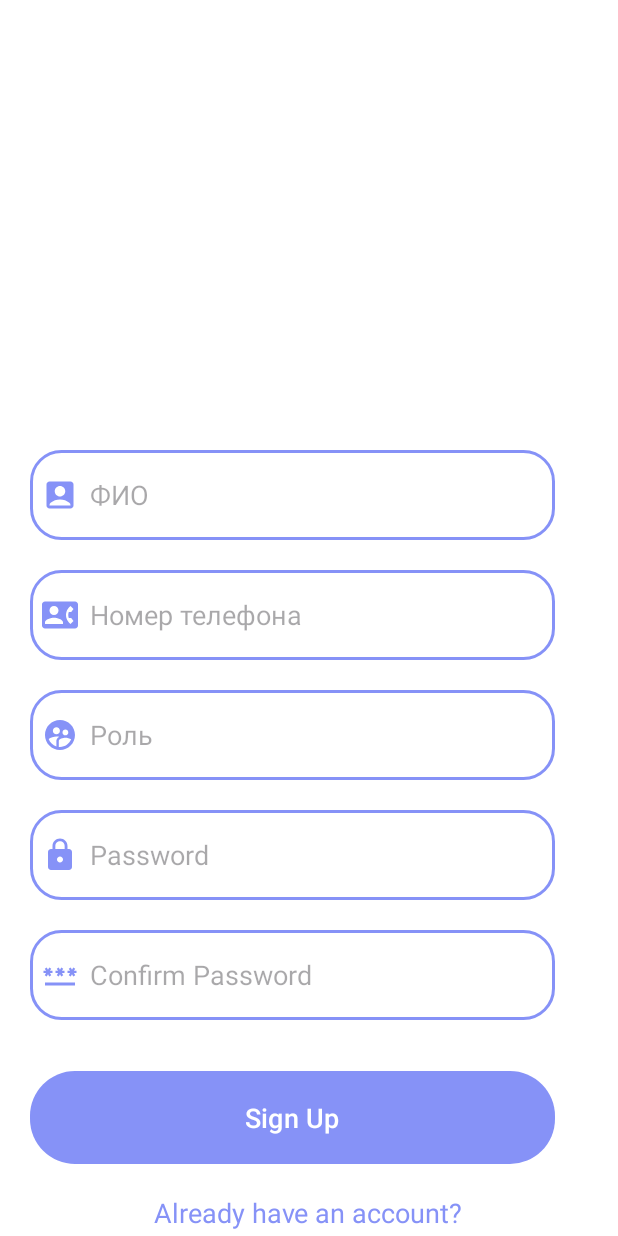
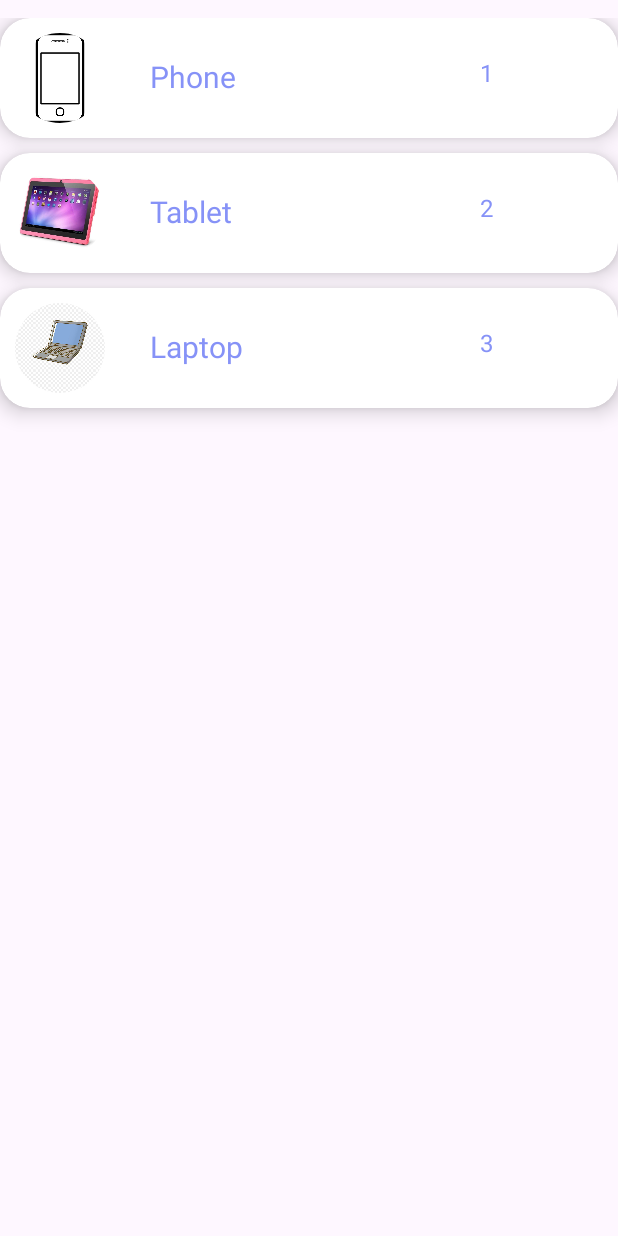
Before and after one commit to Aveli-on/IziElectro, an Android app: the screen it shows after launch (SignupActivity before the commit, userActivity after it), on a phone screen of 412 x 824 dp. Run offline under Robolectric (Android 15) with nearby library versions, the phone set to English and light mode, and no system bars.

Commit message:
Detailed listView

```diff
--- /dev/null
+++ b/app/src/main/java/kurs/project/izielectro/ListAdapter.java
@@ -0,0 +1,36 @@
+package kurs.project.izielectro;
+
+import android.content.Context;
+import android.view.LayoutInflater;
+import android.view.View;
+import android.view.ViewGroup;
+import android.widget.ArrayAdapter;
+import android.widget.ImageView;
+import android.widget.TextView;
+
+import androidx.annotation.NonNull;
+import androidx.annotation.Nullable;
+
+import java.util.ArrayList;
+
+public class ListAdapter extends ArrayAdapter<ListData> {
+    public ListAdapter(@NonNull Context context, ArrayList<ListData> dataArrayList) {
+        super(context, R.layout.list_item, dataArrayList);
+    }
+
+    @NonNull
+    @Override
+    public View getView(int position, @Nullable View view, @NonNull ViewGroup parent) {
+        ListData listData=getItem(position);
+        if(view==null){
+            view= LayoutInflater.from(getContext()).inflate(R.layout.list_item,parent,false);
+        }
+        ImageView listImage=view.findViewById(R.id.listImage);
+        TextView listName=view.findViewById(R.id.listName);
+        TextView listTime=view.findViewById(R.id.listTime);
+        listImage.setImageResource(listData.image);
+        listName.setText(listData.name);
+        listTime.setText(listData.time);
+        return view;
+    }
+}
--- /dev/null
+++ b/app/src/main/java/kurs/project/izielectro/ListData.java
@@ -0,0 +1,15 @@
+package kurs.project.izielectro;
+
+public class ListData {
+    String name,time;
+    int ingredients,desc;
+    int image;
+
+    public ListData(String name, String time, int ingredients, int desc, int image) {
+        this.name = name;
+        this.time = time;
+        this.ingredients = ingredients;
+        this.desc = desc;
+        this.image = image;
+    }
+}
--- a/app/src/main/java/kurs/project/izielectro/LoginActivity.java
+++ b/app/src/main/java/kurs/project/izielectro/LoginActivity.java
@@ -53,10 +53,6 @@ DatabaseHelper databaseHelper;
                 finish();
             }
         });
-        /*ViewCompat.setOnApplyWindowInsetsListener(findViewById(R.id.main), (v, insets) -> {
-            Insets systemBars = insets.getInsets(WindowInsetsCompat.Type.systemBars());
-            v.setPadding(systemBars.left, systemBars.top, systemBars.right, systemBars.bottom);
-            return insets;
-        });*/
+
     }
 }
--- /dev/null
+++ b/app/src/main/java/kurs/project/izielectro/userActivity.java
@@ -0,0 +1,60 @@
+package kurs.project.izielectro;
+
+import android.content.Intent;
+import android.os.Bundle;
+import android.view.View;
+import android.widget.AdapterView;
+
+import androidx.activity.EdgeToEdge;
+import androidx.appcompat.app.AppCompatActivity;
+import androidx.core.graphics.Insets;
+import androidx.core.view.ViewCompat;
+import androidx.core.view.WindowInsetsCompat;
+
+import java.util.ArrayList;
+
+import kurs.project.izielectro.databinding.ActivityMainBinding;
+import kurs.project.izielectro.databinding.ActivityUserBinding;
+
+public class userActivity extends AppCompatActivity {
+
+    ActivityUserBinding binding;
+    ListAdapter listAdapter;
+    ArrayList<ListData> dataArrayList=new ArrayList<>();
+    ListData listData;
+    @Override
+    protected void onCreate(Bundle savedInstanceState) {
+        super.onCreate(savedInstanceState);
+        EdgeToEdge.enable(this);
+        binding=ActivityUserBinding.inflate(getLayoutInflater());
+        setContentView(binding.getRoot());
+        int[] imageList={R.drawable.phone,R.drawable.tablet,R.drawable.laptop};
+        int[] ingredientList={R.string.ingr1,R.string.ingr2,R.string.ingr3};
+        int[] descList={R.string.desc1,R.string.desc2,R.string.desc3};
+        String[] nameList={"Phone","Tablet","Laptop"};
+        String[] timeList={"1","2","3"};
+
+        for(int i=0;i<imageList.length;i++){
+           listData=new ListData(nameList[i],timeList[i],ingredientList[i],descList[i],imageList[i]);
+            dataArrayList.add(listData);
+        }
+        listAdapter=new ListAdapter(this,dataArrayList);
+        binding.listView.setAdapter(listAdapter);
+        binding.listView.setClickable(true);
+        binding.listView.setOnItemClickListener(new AdapterView.OnItemClickListener() {
+            @Override
+            public void onItemClick(AdapterView<?> adapterView, View view, int i, long l) {
+
+                Intent intent = new Intent(userActivity.this, userActivityDatailed.class);
+                intent.putExtra("name",nameList[i]);
+                intent.putExtra("time",timeList[i]);
+                intent.putExtra("ingredients",ingredientList[i]);
+                intent.putExtra("desc",descList[i]);
+                intent.putExtra("image",imageList[i]);
+                startActivity(intent);
+            }
+
+
+        });
+    }
+}
--- /dev/null
+++ b/app/src/main/res/layout/activity_user.xml
@@ -0,0 +1,18 @@
+<?xml version="1.0" encoding="utf-8"?>
+<androidx.constraintlayout.widget.ConstraintLayout xmlns:android="http://schemas.android.com/apk/res/android"
+    xmlns:app="http://schemas.android.com/apk/res-auto"
+    xmlns:tools="http://schemas.android.com/tools"
+    android:id="@+id/main"
+    android:layout_width="match_parent"
+    android:layout_height="match_parent"
+    tools:context=".userActivity">
+<ListView
+    android:layout_width="match_parent"
+    android:layout_height="match_parent"
+    android:id="@+id/listView"
+    android:scrollbars="vertical"
+    android:layout_marginTop="12dp"
+    tools:listitem="@layout/list_item"
+    android:divider="@android:color/transparent"
+    android:dividerHeight="10.0sp"/>
+</androidx.constraintlayout.widget.ConstraintLayout>
--- /dev/null
+++ b/app/src/main/res/layout/list_item.xml
@@ -0,0 +1,49 @@
+<?xml version="1.0" encoding="utf-8"?>
+<androidx.cardview.widget.CardView
+    xmlns:android="http://schemas.android.com/apk/res/android"
+    xmlns:app="http://schemas.android.com/apk/res-auto"
+    android:layout_marginStart="12dp"
+    android:layout_marginEnd="12dp"
+    android:layout_marginVertical="10dp"
+    android:layout_marginHorizontal="10dp"
+    app:cardCornerRadius="20dp"
+    app:cardElevation="8dp"
+    android:layout_width="match_parent"
+    android:layout_height="wrap_content">
+    <RelativeLayout
+        android:layout_width="match_parent"
+        android:layout_height="wrap_content"
+        >
+<com.google.android.material.imageview.ShapeableImageView
+    android:layout_width="60dp"
+    android:layout_height="60dp"
+    android:id="@+id/listImage"
+    android:src="@drawable/phone"
+    android:scaleType="centerCrop"
+    android:layout_marginStart="10dp"
+    android:layout_marginBottom="10dp"
+    android:layout_marginTop="10dp"
+    app:shapeAppearanceOverlay="@style/roundedImageViewRounded"/>
+    <TextView
+        android:layout_width="120dp"
+        android:layout_height="30dp"
+        android:id="@+id/listName"
+        android:text="Name"
+        android:textColor="@color/lavander"
+        android:textSize="20sp"
+        android:layout_marginTop="25dp"
+        android:layout_marginStart="30dp"
+        android:layout_toEndOf="@id/listImage"/>
+    <TextView
+        android:layout_width="80dp"
+        android:layout_height="30dp"
+        android:id="@+id/listTime"
+        android:text="time"
+        android:textSize="16sp"
+        android:layout_toEndOf="@id/listName"
+        android:layout_marginTop="25dp"
+        android:layout_marginStart="100dp"
+        android:textColor="@color/lavander"/>
+    </RelativeLayout>
+
+</androidx.cardview.widget.CardView>
--- a/app/src/main/res/values/strings.xml
+++ b/app/src/main/res/values/strings.xml
@@ -1,3 +1,9 @@
 <resources>
     <string name="app_name">IziElectro</string>
+    <string name="ingr1">Железо</string>
+    <string name="ingr2">Медь</string>
+    <string name="ingr3">Золото</string>
+    <string name="desc1">123</string>
+    <string name="desc2">2321</string>
+    <string name="desc3">432</string>
 </resources>
--- a/app/src/main/res/values/themes.xml
+++ b/app/src/main/res/values/themes.xml
@@ -7,4 +7,12 @@
     </style>
 
     <style name="Theme.IziElectro" parent="Base.Theme.IziElectro" />
+    <style name="roundedImageViewRounded">
+<item name="cornerFamily">rounded</item>
+        <item name="cornerSize">50%</item>
+
+
+    </style>
+
+
 </resources>
```
Also changed, not shown: app/src/main/AndroidManifest.xml (+10 -6 lines), app/src/main/java/kurs/project/izielectro/DatabaseHelper.java (+46 -4 lines), app/src/main/java/kurs/project/izielectro/SignupActivity.java (+17 -15 lines), app/src/main/java/kurs/project/izielectro/userActivityDatailed.java (added, +38 -0 lines), app/src/main/res/layout/activity_signup.xml (+16 -7 lines), app/src/main/res/layout/activity_user_datailed.xml (added, +85 -0 lines), app/src/main/res/drawable/laptop.jpg (added), app/src/main/res/drawable/phone.png (added), app/src/main/res/drawable/tablet.jpeg (added).
